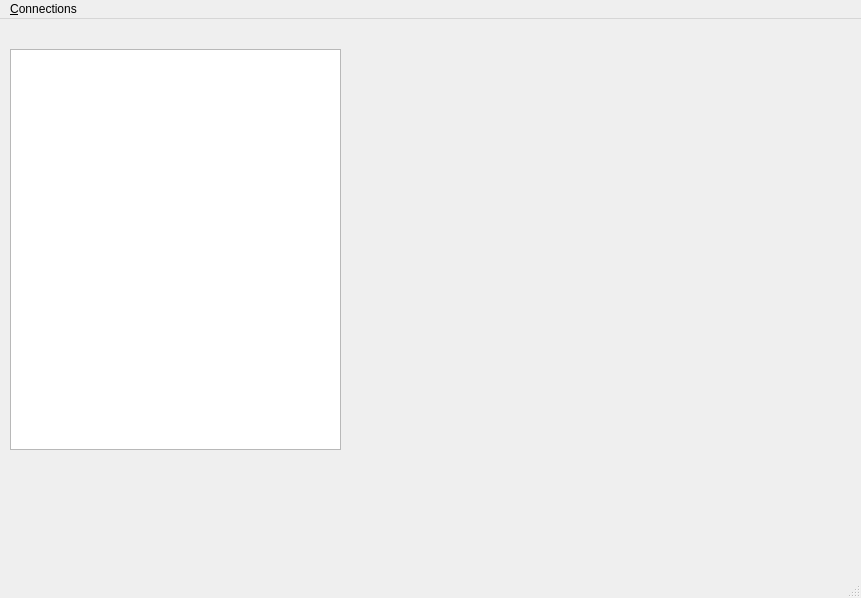
Before: the Qt Designer form mainwindow.ui in tnightingale/COMMAudio, drawn with Qt 5.
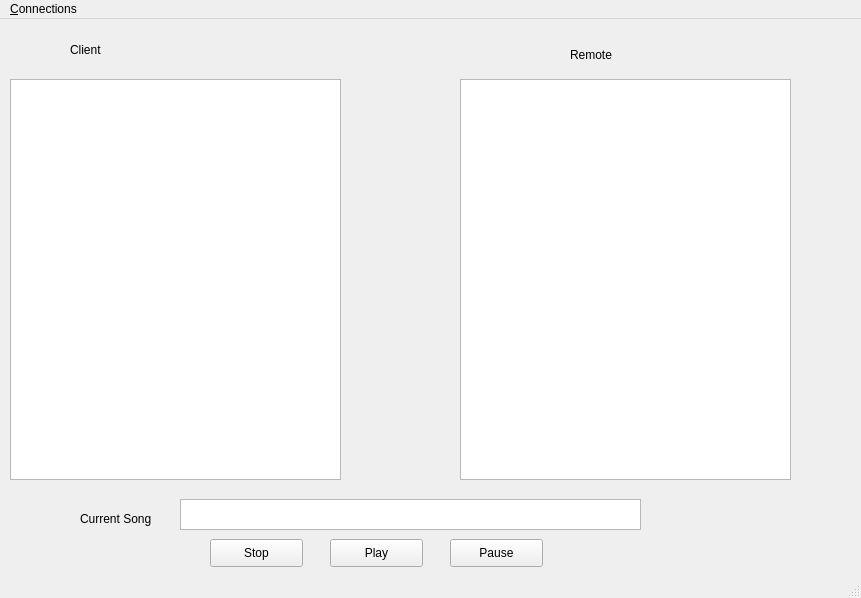
After: the same form once the commit is applied.

Commit message: plays songs and allows to change current song playing

The edit to the form file:
```diff
--- a/mainwindow.ui
+++ b/mainwindow.ui
@@ -18,12 +18,110 @@
     <property name="geometry">
      <rect>
       <x>10</x>
-      <y>30</y>
+      <y>60</y>
       <width>331</width>
       <height>401</height>
      </rect>
     </property>
    </widget>
+   <widget class="QPushButton" name="playButton">
+    <property name="geometry">
+     <rect>
+      <x>330</x>
+      <y>520</y>
+      <width>93</width>
+      <height>28</height>
+     </rect>
+    </property>
+    <property name="text">
+     <string>Play</string>
+    </property>
+   </widget>
+   <widget class="QPushButton" name="stopButton">
+    <property name="geometry">
+     <rect>
+      <x>210</x>
+      <y>520</y>
+      <width>93</width>
+      <height>28</height>
+     </rect>
+    </property>
+    <property name="text">
+     <string>Stop</string>
+    </property>
+   </widget>
+   <widget class="QPushButton" name="pauseButton">
+    <property name="geometry">
+     <rect>
+      <x>450</x>
+      <y>520</y>
+      <width>93</width>
+      <height>28</height>
+     </rect>
+    </property>
+    <property name="text">
+     <string>Pause</string>
+    </property>
+   </widget>
+   <widget class="QListWidget" name="remoteListWidget_2">
+    <property name="geometry">
+     <rect>
+      <x>460</x>
+      <y>60</y>
+      <width>331</width>
+      <height>401</height>
+     </rect>
+    </property>
+   </widget>
+   <widget class="QLabel" name="label">
+    <property name="geometry">
+     <rect>
+      <x>70</x>
+      <y>15</y>
+      <width>41</width>
+      <height>31</height>
+     </rect>
+    </property>
+    <property name="text">
+     <string>Client</string>
+    </property>
+   </widget>
+   <widget class="QLabel" name="label_2">
+    <property name="geometry">
+     <rect>
+      <x>570</x>
+      <y>20</y>
+      <width>51</width>
+      <height>31</height>
+     </rect>
+    </property>
+    <property name="text">
+     <string>Remote</string>
+    </property>
+   </widget>
+   <widget class="QTextEdit" name="currentSongEditBox">
+    <property name="geometry">
+     <rect>
+      <x>180</x>
+      <y>480</y>
+      <width>461</width>
+      <height>31</height>
+     </rect>
+    </property>
+   </widget>
+   <widget class="QLabel" name="label_3">
+    <property name="geometry">
+     <rect>
+      <x>80</x>
+      <y>490</y>
+      <width>81</width>
+      <height>20</height>
+     </rect>
+    </property>
+    <property name="text">
+     <string>Current Song</string>
+    </property>
+   </widget>
   </widget>
   <widget class="QMenuBar" name="menuBar">
    <property name="geometry">
```
The commit also changes 4 other files.
